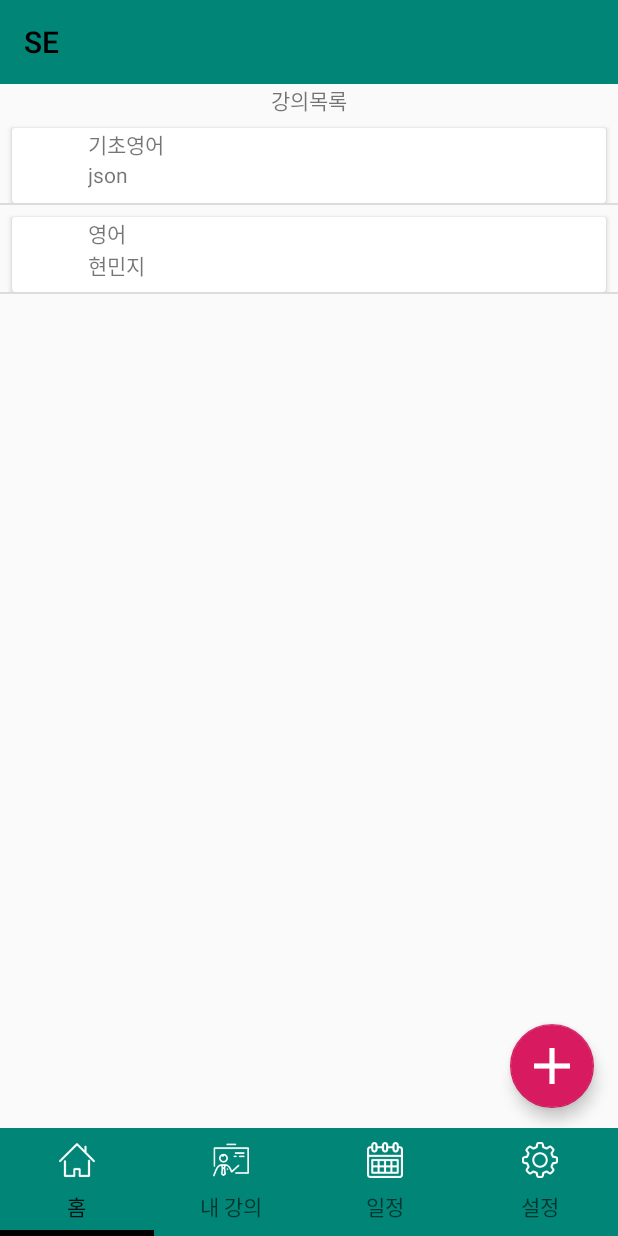
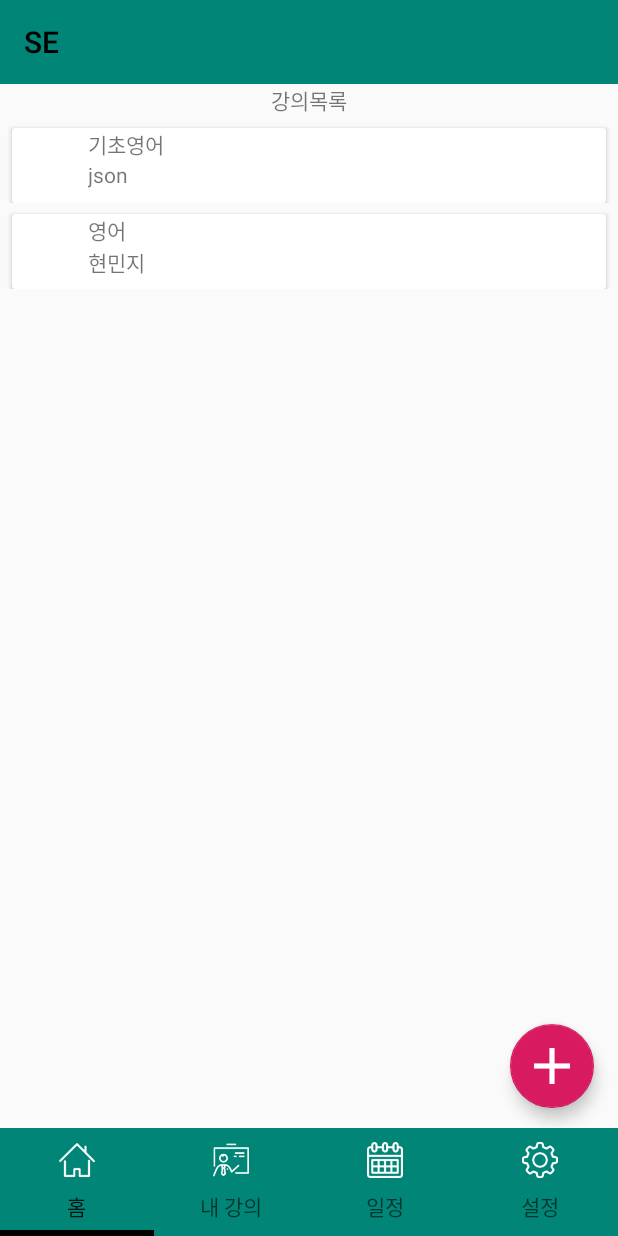
Before and after one commit to JiHoJang/LiveStreaming, an Android app: the ListViewFragment screen opened directly, with no data from a screen before it, on a phone screen of 412 x 824 dp. Run offline under Robolectric (Android 15) with nearby library versions, the phone set to English and light mode, and no system bars; libraries missing offline, so code that uses them is left out: com.prolificinteractive.materialcalendarview; 1 statement that could not run was skipped.

Commit message:
홈 목록 구분선 삭제

```diff
--- a/SE/app/src/main/res/layout/fragment_home.xml
+++ b/SE/app/src/main/res/layout/fragment_home.xml
@@ -20,6 +20,8 @@
         android:layout_height="match_parent"
         android:layout_below="@+id/textView"
         android:layout_alignParentLeft="true"
+        android:dividerHeight="0px"
+        android:divider="#ffffff"
         >
 
     </ListView>
```
